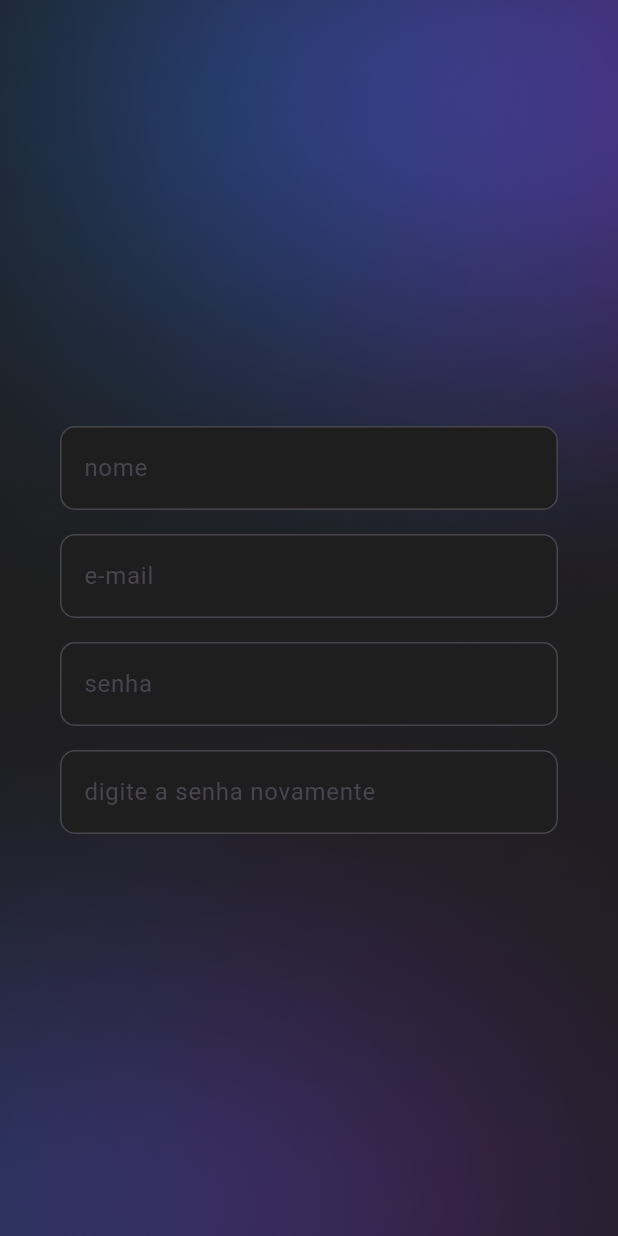
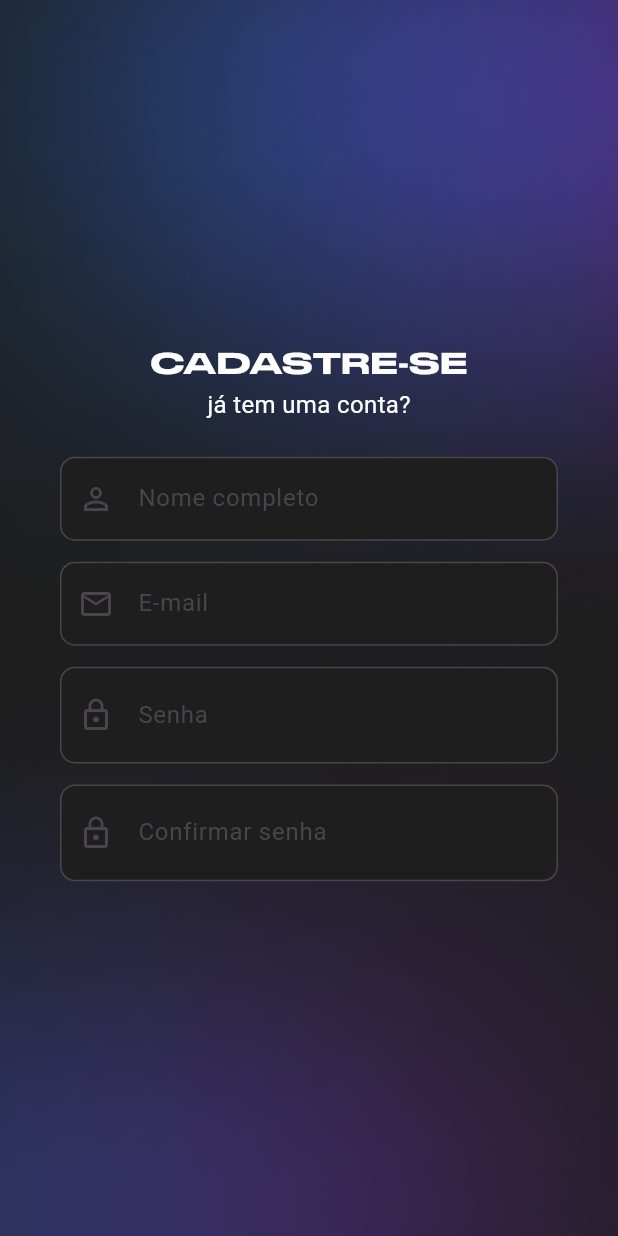
Before and after one commit to gabrielm4ster/desempenho_esportivo, a Flutter app: the screen it shows after launch, on a phone screen of 412 x 824 dp. Run offline on Flutter 3.47's test engine with Material 3 defaults, Android fonts, the phone set to English and light mode, and no system bars; our stand-ins replace flutter_svg; missing offline and left inert: validatorless; Roboto replaces fonts that are missing (outfit-Light).

Commit message:
parte 5 XD

```diff
--- a/lib/componentes/decoracao_campo_autenticacao.dart
+++ b/lib/componentes/decoracao_campo_autenticacao.dart
@@ -1,12 +1,56 @@
-import 'package:counter_bloc/_comum/minhas_cores.dart';
+/* import 'package:counter_bloc/_comum/minhas_cores.dart';
 import 'package:flutter/material.dart';
 
-InputDecoration getAuthenticationInputDecoration(String label) {
+//nome
+
+InputDecoration getAuthenticationInputDecoration1(String label) {
   return InputDecoration(
     label: Text(label),
     hintText: label,
     fillColor: MinhasCores.cinza,
     border: OutlineInputBorder(borderRadius: BorderRadius.circular(10)),
+    prefixIcon: Icon(Icons.person),
     filled: true,
   );
 }
+
+//email
+
+InputDecoration getAuthenticationInputDecoration2(String label) {
+  return InputDecoration(
+    label: Text(label),
+    hintText: label,
+    fillColor: MinhasCores.cinza,
+    border: OutlineInputBorder(borderRadius: BorderRadius.circular(10)),
+    prefixIcon: Icon(Icons.mail_outline),
+    filled: true,
+  );
+}
+
+//senha
+
+InputDecoration getAuthenticationInputDecoration3(String label) {
+  return InputDecoration(
+    label: Text(label),
+    hintText: label,
+    fillColor: MinhasCores.cinza,
+    border: OutlineInputBorder(borderRadius: BorderRadius.circular(10)),
+    prefixIcon: Icon(Icons.lock),
+    suffix: IconButton(onPressed: () {}, icon: Icon(Icons.visibility)),
+    filled: true,
+  );
+}
+
+//confirme senha
+
+InputDecoration getAuthenticationInputDecoration4(String label) {
+  return InputDecoration(
+    label: Text(label),
+    hintText: label,
+    fillColor: MinhasCores.cinza,
+    border: OutlineInputBorder(borderRadius: BorderRadius.circular(10)),
+    prefixIcon: Icon(Icons.lock),
+    filled: true,
+  );
+}
+ */
--- a/lib/main.dart
+++ b/lib/main.dart
@@ -1,8 +1,5 @@
-import 'package:counter_bloc/pages/login_page.dart';
-import 'package:counter_bloc/pages/welcome_screen.dart';
+import 'package:desempenho_esportivo/pages/cadastro_page.dart';
 import 'package:flutter/material.dart';
-
-import 'splash_screen.dart';
 
 void main() {
   runApp(const MyApp());
@@ -16,7 +13,7 @@ class MyApp extends StatelessWidget {
     return const MaterialApp(
       debugShowCheckedModeBanner: false,
       title: 'app teste',
-      home: LoginPage(),
+      home: CadastroPage(),
     );
   }
 }
--- /dev/null
+++ b/lib/pages/cadastro_page.dart
@@ -0,0 +1,205 @@
+import 'package:desempenho_esportivo/_comum/minhas_cores.dart';
+import 'package:flutter/material.dart';
+import 'package:validatorless/validatorless.dart';
+
+class CadastroPage extends StatefulWidget {
+  const CadastroPage({super.key});
+
+  @override
+  State<CadastroPage> createState() => _CadastroPageState();
+}
+
+class _CadastroPageState extends State<CadastroPage> {
+  late bool showPassword;
+
+  @override
+  void initState() {
+    super.initState();
+
+    showPassword = false;
+  }
+
+  @override
+  Widget build(BuildContext context) {
+    var iconVisibility = Padding(
+      padding: const EdgeInsets.symmetric(
+        horizontal: 8.0,
+        vertical: 2.0,
+      ),
+      child: Icon(
+        showPassword == false ? Icons.visibility_off : Icons.visibility,
+        color: const Color(0xFF666F7B),
+      ),
+    );
+
+    return Scaffold(
+      backgroundColor: MinhasCores.cinza,
+      body: Stack(
+        children: [
+          Positioned.fill(
+            child: Image.asset(
+              'assets/images/background.webp',
+              fit: BoxFit.fill,
+            ),
+          ),
+          Center(
+            child: Padding(
+              padding: const EdgeInsets.all(40.0),
+              child: Form(
+                child: Column(
+                  crossAxisAlignment: CrossAxisAlignment.stretch,
+                  mainAxisAlignment: MainAxisAlignment.center,
+                  children: [
+                    const Align(
+                      child: Text(
+                        'CADASTRE-SE',
+                        style: TextStyle(
+                          color: MinhasCores.branco,
+                          fontFamily: 'StretchPro',
+                          fontSize: 20,
+                        ),
+                      ),
+                    ),
+                    const Align(
+                      child: Text(
+                        'já tem uma conta?',
+                        style: TextStyle(
+                          color: MinhasCores.branco,
+                          fontFamily: 'outfit-Light',
+                          fontSize: 16,
+                        ),
+                      ),
+                    ),
+
+                    //barra de cadastro 'nome'
+                    const SizedBox(height: 16),
+
+                    textInput(
+                      icon: Icons.person_outline,
+                      labelText: 'Nome completo',
+                      hintText: 'Digite seu nome',
+                      onChanged: (value) {},
+                      validator: Validatorless.required(
+                        'Nome é obrigatório.',
+                      ),
+                    ),
+
+                    textInput(
+                      icon: Icons.mail_outline,
+                      labelText: 'E-mail',
+                      hintText: 'Digite seu e-mail',
+                      keyboardType: TextInputType.emailAddress,
+                      onChanged: (value) {},
+                      validator: Validatorless.multiple([
+                        Validatorless.required('E-mail é obrigatório.'),
+                        Validatorless.email('Utilize um e-mail válido.')
+                      ]),
+                    ),
+
+                    textInput(
+                      icon: Icons.lock_outline,
+                      label: const Text('Senha'),
+                      obscureText: !showPassword,
+                      suffix: TapRegion(
+                        onTapInside: (_) {
+                          setState(() {
+                            showPassword = !showPassword;
+                          });
+                        },
+                        child: iconVisibility,
+                      ),
+                    ),
+
+                    textInput(
+                      icon: Icons.lock_outline,
+                      label: const Text('Confirmar senha'),
+                      obscureText: !showPassword,
+                      suffix: TapRegion(
+                        onTapInside: (_) {
+                          setState(() {
+                            showPassword = !showPassword;
+                          });
+                        },
+                        child: iconVisibility,
+                      ),
+                    ),
+
+                    // TextFormField(
+                    //   decoration: getAuthenticationInputDecoration1(
+                    //     'nome',
+                    //   ),
+                    // ),
+
+                    // const SizedBox(height: 16),
+                    // //barra de cadastro 'email'
+                    // TextFormField(
+                    //   decoration: getAuthenticationInputDecoration2('e-mail'),
+                    // ),
+
+                    // const SizedBox(height: 16),
+                    // //barra de cadastro 'senha'
+                    // TextFormField(
+                    //   decoration: getAuthenticationInputDecoration3('senha'),
+                    // ),
+
+                    // const SizedBox(height: 16),
+                    // //barra de cadastro'confirme senha'
+                    // TextFormField(
+                    //   decoration: getAuthenticationInputDecoration4(
+                    //       'digite a senha novamente'),
+                    // ),
+                  ],
+                ),
+              ),
+            ),
+          ),
+        ],
+      ),
+    );
+  }
+}
+
+Widget textInput({
+  TextEditingController? controller,
+  Widget? label,
+  String? labelText,
+  String? hintText,
+  IconData? icon,
+  void Function(String)? onChanged,
+  String? initialValue,
+  String? Function(String?)? validator,
+  TextInputType? keyboardType,
+  bool obscureText = false,
+  Widget? suffix,
+}) {
+  return Padding(
+    padding: const EdgeInsets.symmetric(
+      vertical: 7.0,
+    ),
+    child: TextFormField(
+      controller: controller,
+      initialValue: initialValue,
+      onChanged: onChanged,
+      style: const TextStyle(
+        color: Color(0xFF666F7B),
+      ),
+      keyboardType: keyboardType,
+      obscureText: obscureText,
+      decoration: InputDecoration(
+        label: label,
+        labelText: labelText,
+        hintText: hintText,
+        fillColor: MinhasCores.cinza,
+        border: OutlineInputBorder(
+          borderRadius: BorderRadius.circular(10),
+        ),
+        prefixIcon: icon != null ? Icon(icon) : null,
+        filled: true,
+        hintStyle: TextStyle(
+          color: const Color(0xFF666F7B).withOpacity(0.4),
+        ),
+        suffix: suffix,
+      ),
+    ),
+  );
+}
--- a/lib/pages/login_page.dart
+++ /dev/null
@@ -1,59 +0,0 @@
-import 'package:counter_bloc/_comum/minhas_cores.dart';
-import 'package:counter_bloc/componentes/decoracao_campo_autenticacao.dart';
-import 'package:flutter/cupertino.dart';
-import 'package:flutter/material.dart';
-import 'package:flutter/widgets.dart';
-
-class LoginPage extends StatelessWidget {
-  const LoginPage({super.key});
-
-  @override
-  Widget build(BuildContext context) {
-    return Scaffold(
-      backgroundColor: MinhasCores.cinza,
-      body: Stack(
-        children: [
-          Positioned.fill(
-            child: Image.asset(
-              'assets/images/background.webp',
-              fit: BoxFit.fill,
-            ),
-          ),
-          Center(
-            child: Padding(
-              padding: const EdgeInsets.all(40.0),
-              child: Form(
-                child: Column(
-                  crossAxisAlignment: CrossAxisAlignment.stretch,
-                  mainAxisAlignment: MainAxisAlignment.center,
-                  children: [
-                    const SizedBox(height: 16),
-                    TextFormField(
-                      decoration: getAuthenticationInputDecoration(
-                        'nome',
-                      ),
-                    ),
-                    const SizedBox(height: 16),
-                    TextFormField(
-                      decoration: getAuthenticationInputDecoration('e-mail'),
-                    ),
-                    const SizedBox(height: 16),
-                    TextFormField(
-                      obscureText: true,
-                      decoration: getAuthenticationInputDecoration('senha'),
-                    ),
-                    const SizedBox(height: 16),
-                    TextFormField(
-                      decoration: getAuthenticationInputDecoration(
-                          'digite a senha novamente'),
-                    ),
-                  ],
-                ),
-              ),
-            ),
-          )
-        ],
-      ),
-    );
-  }
-}
--- a/lib/splash_screen.dart
+++ b/lib/splash_screen.dart
@@ -1,4 +1,4 @@
-import 'package:counter_bloc/_comum/minhas_cores.dart';
+import 'package:desempenho_esportivo/_comum/minhas_cores.dart';
 import 'package:flutter/material.dart';
 import 'package:flutter_svg/flutter_svg.dart';
 
```
Also changed, not shown: pubspec.yaml (+14 -5 lines), assets/fonts/Outfit-Bold.ttf (added), assets/fonts/Outfit-Light.ttf (added), assets/fonts/Outfit-Regular.ttf (added), assets/fonts/static/Outfit-VariableFont_wght.ttf (renamed from assets/fonts/Outfit-VariableFont_wght.ttf), pubspec.lock.
